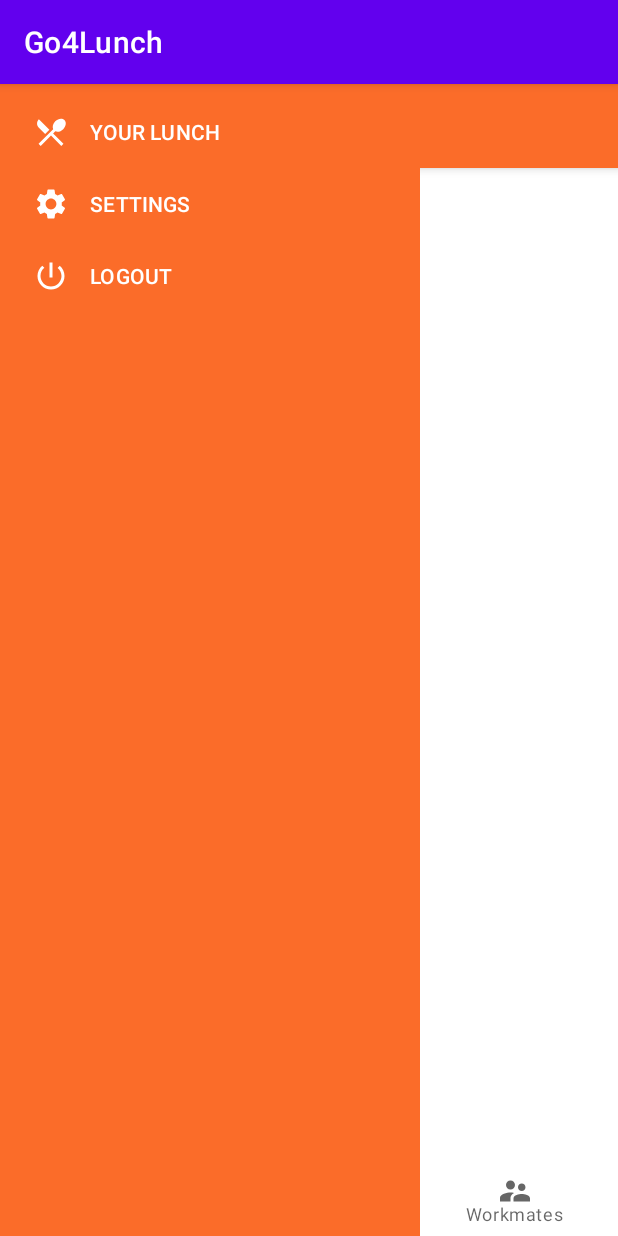
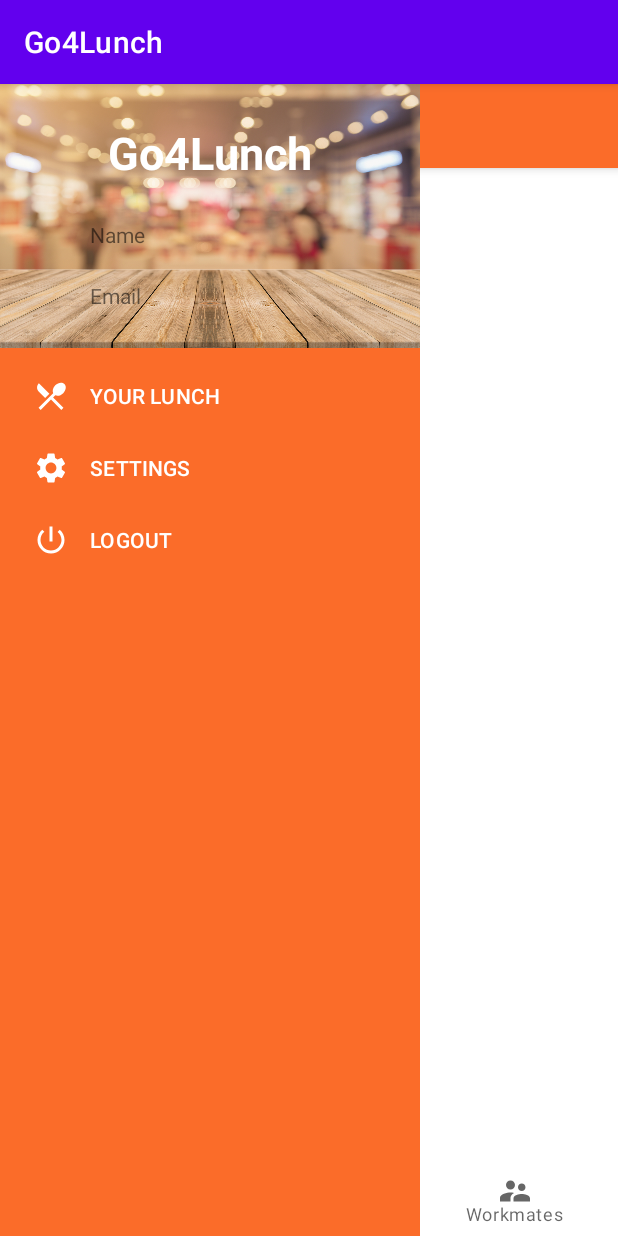
Before and after one commit to ThibaultGvl/Go4Lunch, an Android app: the MainActivity screen opened directly, with no data from a screen before it, after a tap on "YOUR LUNCH", on a phone screen of 412 x 824 dp. Run offline under Robolectric (Android 15) with nearby library versions, the phone set to English and light mode, and no system bars.

Commit message:
Go4Lunch

```diff
--- a/app/build.gradle
+++ b/app/build.gradle
@@ -48,6 +48,7 @@ dependencies {
     implementation 'com.google.android.gms:play-services-maps:17.0.0'
     implementation 'androidx.legacy:legacy-support-v4:1.0.0'
     implementation 'androidx.recyclerview:recyclerview:1.1.0'
+    implementation 'androidx.preference:preference:1.1.1'
     testImplementation 'junit:junit:4.13.2'
     androidTestImplementation 'androidx.test.ext:junit:1.1.2'
     androidTestImplementation 'androidx.test.espresso:espresso-core:3.3.0'
--- a/app/src/main/java/com/example/go4lunch/ui/MainActivity.java
+++ b/app/src/main/java/com/example/go4lunch/ui/MainActivity.java
@@ -103,8 +103,19 @@ public class MainActivity extends AppCompatActivity implements NavigationView.On
         this.navigationView = (NavigationView) binding.navView;
         this.navigationView.setNavigationItemSelectedListener(this);
     }
+
     @Override
     public boolean onNavigationItemSelected(@NonNull MenuItem item) {
-        return false;
+        int id = item.getItemId();
+
+        switch (id) {
+            case R.id.your_lunch :
+
+            case R.id.settings :
+
+            case R.id.logout :
+
+        }
+        return true;
     }
 }
--- a/app/src/main/res/layout/activity_main.xml
+++ b/app/src/main/res/layout/activity_main.xml
@@ -23,17 +23,20 @@
             <ImageButton
                 android:layout_width="wrap_content"
                 android:layout_height="wrap_content"
-                android:src="@drawable/ic_baseline_menu_24"/>
+                android:src="@drawable/ic_baseline_menu_24"
+                android:background="@color/primary_color"/>
 
             <TextView
                 android:layout_width="wrap_content"
                 android:layout_height="wrap_content"
+                android:textColor="@color/white"
                 android:text="@string/default_banner"/>
 
             <ImageButton
                 android:layout_width="wrap_content"
                 android:layout_height="wrap_content"
-                android:src="@drawable/ic_baseline_search_24"/>
+                android:src="@drawable/ic_baseline_search_24"
+                android:background="@color/primary_color"/>
         </androidx.appcompat.widget.Toolbar>
 
     </com.google.android.material.appbar.AppBarLayout>
@@ -68,6 +71,7 @@
         app:itemTextColor="@color/white"
         app:itemIconTint="@color/white"
         android:fitsSystemWindows="true"
+        app:headerLayout="@layout/activity_nav_header"
         app:layout_constraintStart_toStartOf="parent"/>
 
 </androidx.constraintlayout.widget.ConstraintLayout>
--- a/app/src/main/res/layout/activity_nav_header.xml
+++ b/app/src/main/res/layout/activity_nav_header.xml
@@ -1,12 +1,54 @@
 <?xml version="1.0" encoding="utf-8"?>
 <LinearLayout
-    xmlns:android="http://schemas.android.com/apk/res/android" android:layout_width="match_parent"
-    android:layout_height="match_parent" android:background="@drawable/go4lunch_background">
+    xmlns:android="http://schemas.android.com/apk/res/android"
+    xmlns:app="http://schemas.android.com/apk/res-auto"
+    android:layout_width="match_parent"
+    android:layout_height="@dimen/nav_header_height"
+    android:gravity="center"
+    android:orientation="vertical"
+    android:background="@drawable/go4lunch_background">
 
     <TextView
         android:layout_width="wrap_content"
         android:layout_height="wrap_content"
-        android:text="@string/app_name"/>
+        android:layout_gravity="center"
+        android:text="@string/app_name"
+        android:textColor="@color/white"
+        android:layout_marginTop="25dp"
+        android:textSize="30sp"
+        android:textStyle="bold"/>
+
+    <RelativeLayout
+        android:id="@+id/profile"
+        android:layout_width="match_parent"
+        android:layout_height="match_parent">
+
+        <ImageView
+            android:id="@+id/image_profile"
+            android:layout_width="60dp"
+            android:layout_height="60dp"
+            android:layout_alignParentStart="true"
+            android:layout_centerVertical="true"/>
+
+        <TextView
+            android:id="@+id/name_profile"
+            android:layout_width="wrap_content"
+            android:layout_height="wrap_content"
+            android:lines="1"
+            android:layout_alignTop="@+id/image_profile"
+            android:layout_toEndOf="@+id/image_profile"
+            android:text="Name"/>
+
+        <TextView
+            android:id="@+id/email_profile"
+            android:layout_width="wrap_content"
+            android:layout_height="wrap_content"
+            android:lines="1"
+            android:layout_alignBottom="@+id/image_profile"
+            android:layout_toEndOf="@+id/image_profile"
+            android:text="Email"/>
+
+    </RelativeLayout>
 
 
 </LinearLayout>
--- a/app/src/main/res/menu/bottom_nav.xml
+++ b/app/src/main/res/menu/bottom_nav.xml
@@ -15,5 +15,4 @@
         android:id="@+id/workmate"
         android:icon="@drawable/ic_baseline_supervisor_account_24"
         android:title="@string/workmates"/>
-
 </menu>
```
Also changed, not shown: app/src/main/java/com/example/go4lunch/ui/SettingsFragment.java (added, +15 -0 lines), app/src/main/res/drawable/ic_logo_go4lunch.xml (added, +9 -0 lines), app/src/main/res/values/arrays.xml (added, +12 -0 lines), app/src/main/res/values/strings.xml (+14 -0 lines), app/src/main/res/xml/root_preferences.xml (added, +35 -0 lines).
